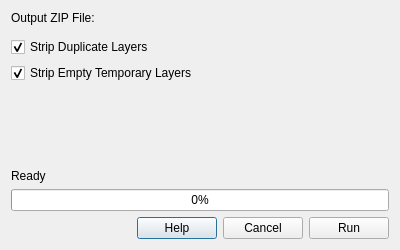
Above: geopacker_dialog_base.ui from sumthedog/geopacker before the change. Below: the same form after it.
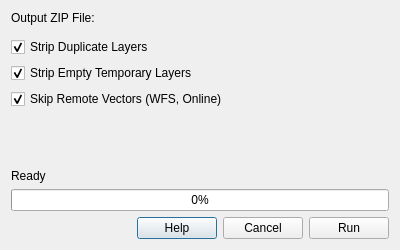
That is the form after the change. Custom widgets are drawn as their Qt base class.

Commit message: Add skip-remote option & failure reporting

The edit to the form file:
```diff
--- a/geopacker_dialog_base.ui
+++ b/geopacker_dialog_base.ui
@@ -51,6 +51,16 @@
      </property>
     </widget>
    </item>
+   <item>
+    <widget class="QCheckBox" name="chkSkipRemoteVectors">
+     <property name="text">
+      <string>Skip Remote Vectors (WFS, Online)</string>
+     </property>
+     <property name="checked">
+      <bool>true</bool>
+     </property>
+    </widget>
+   </item>
    <item>
     <spacer name="verticalSpacer">
      <property name="orientation">
```
The commit also changes 4 other files.
